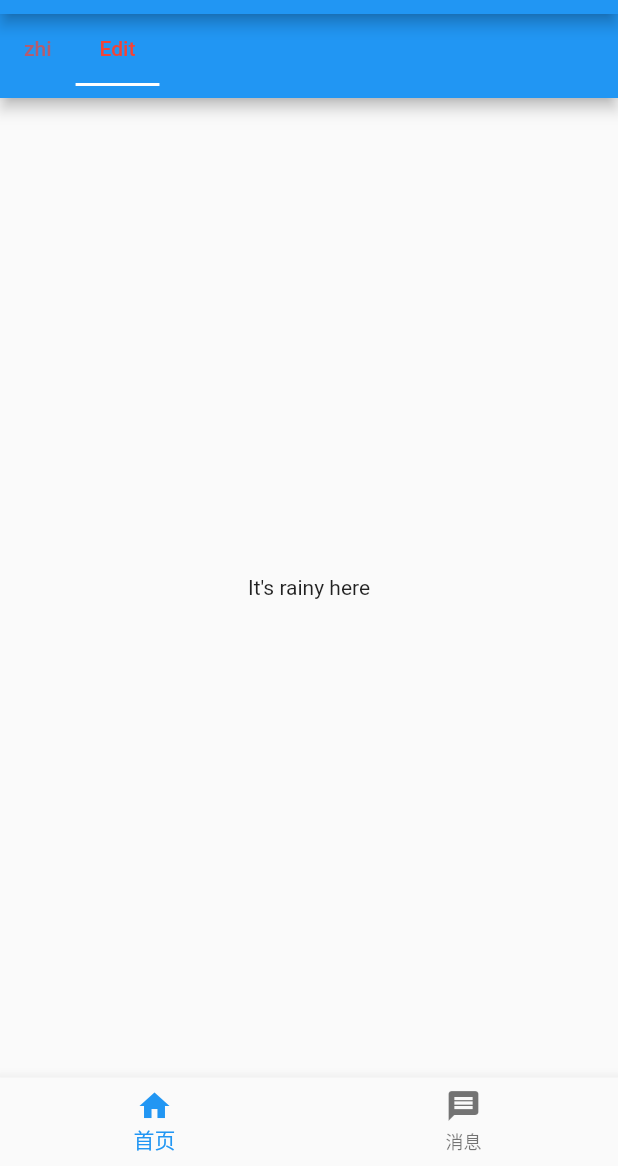
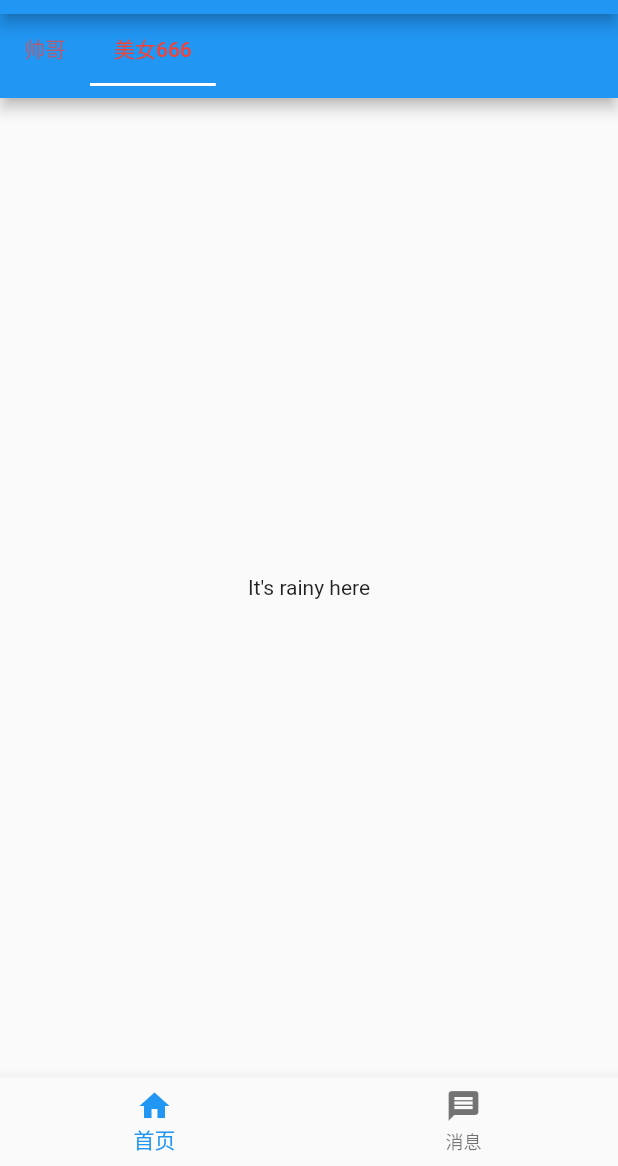
Before and after one commit to qinyuanqiblog/flutter_wife_movie, a Flutter app: the screen it shows after launch, on a phone screen of 412 x 824 dp, the part 70-1236 px from its top. Run offline on Flutter 3.47's test engine with Material 2 defaults, Android fonts, the phone set to English and light mode, and no system bars; our stand-ins replace flutter_swiper; missing offline and left inert: flutter_inappwebview.

```diff
--- a/lib/main.dart
+++ b/lib/main.dart
@@ -1,6 +1,7 @@
 import 'package:flutter/material.dart';
 import './views/movieCenter/index.dart';
 import './views/musicCenter/index.dart';
+
 
 void main() {
   runApp(new MyApp());
--- a/lib/views/movieCenter/home_page.dart
+++ b/lib/views/movieCenter/home_page.dart
@@ -18,8 +18,8 @@ class _HomePageState extends State<HomePage> {
         appBar: AppBar(
           flexibleSpace: SafeArea(
             child: TabBar(labelColor: Colors.red, isScrollable: true, tabs: [
-              Tab(text: "zhi"),
-              Tab(text: "Edit"),
+              Tab(text: "帅哥"),
+              Tab(text: "美女666"),
             ]),
           ),
         ),
--- a/pubspec.yaml
+++ b/pubspec.yaml
@@ -25,11 +25,13 @@ dependencies:
     sdk: flutter
   flutter_swiper: ^1.1.6
   dio: ^3.0.10
+  chewie: ^1.0.0
 
 
   # The following adds the Cupertino Icons font to your application.
   # Use with the CupertinoIcons class for iOS style icons.
   cupertino_icons: ^1.0.2
+  flutter_inappwebview: ^5.3.2
 
 dev_dependencies:
   flutter_test:
```
Also changed, not shown: lib/views/movieCenter/msg_page.dart (+11 -1 lines), pubspec.lock, 3 other files.
